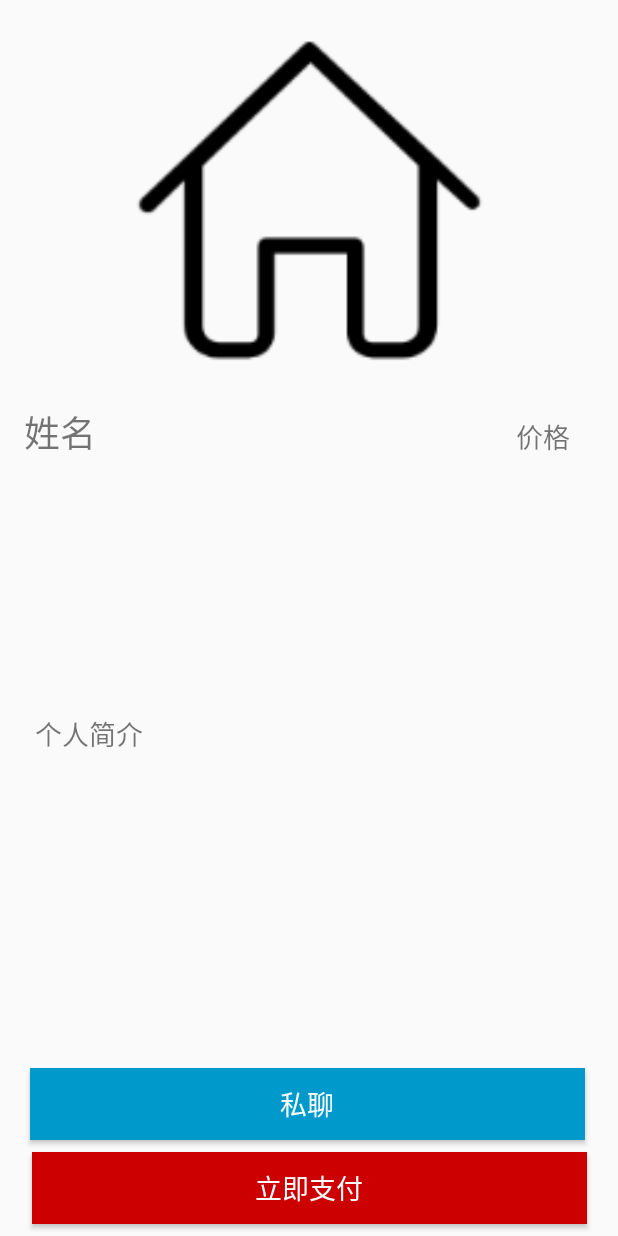
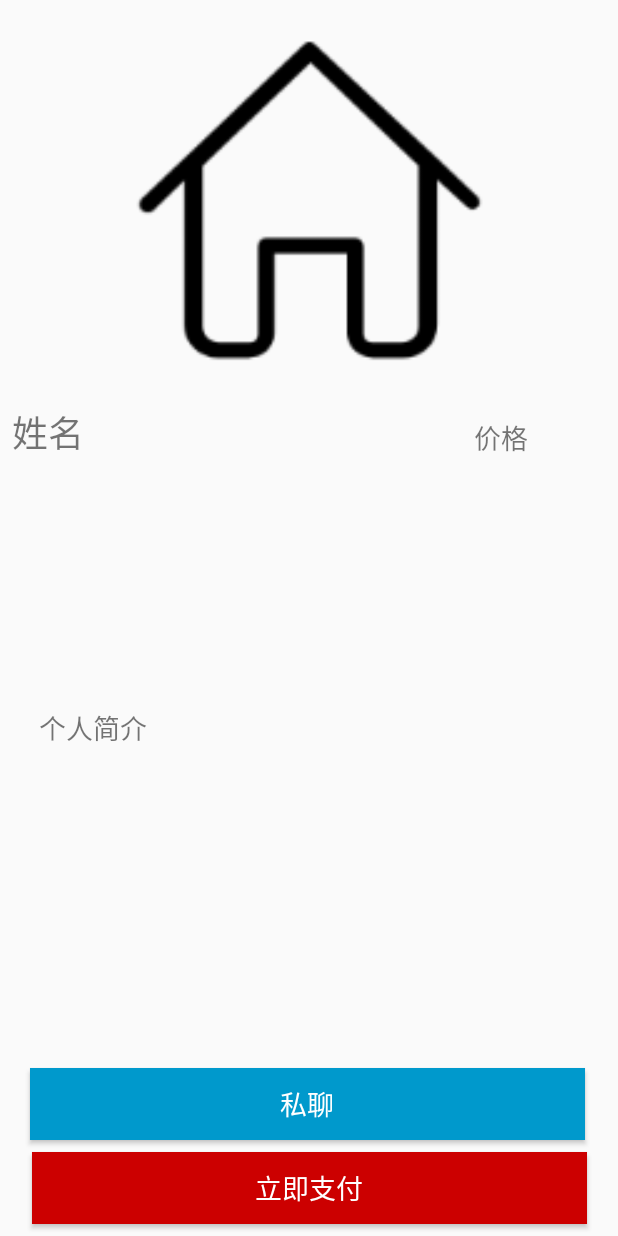
Before and after one commit to Limit-Beyond/Android, an Android app: the layout playerdetail.xml on its own in the app's theme, with its tools: preview values and no code run, on a phone screen of 412 x 824 dp. Run offline under Robolectric (Android 15) with nearby library versions, the phone set to English and light mode, and no system bars.

Commit message:
latest code

```diff
--- a/dome2/app/src/main/java/com/example/dome2/CdkActivity.java
+++ b/dome2/app/src/main/java/com/example/dome2/CdkActivity.java
@@ -88,6 +88,7 @@ public class CdkActivity extends AppCompatActivity  implements View.OnClickListe
                         startActivity( intent1);
                     }
                 });
+
                 linearLayout.addView(childView,i);
                 ArrayList<String> textLists=new ArrayList<>();
                 textLists.add(jo.getString("name"));
--- a/dome2/app/src/main/java/com/example/dome2/PifuService.java
+++ b/dome2/app/src/main/java/com/example/dome2/PifuService.java
@@ -14,6 +14,7 @@ public class PifuService extends Service {
 
     public String findOne(String id){
         try {
+            System.out.println("id思蜀        "  +id );
             HttpURLConnection urlConn = super.getConnect(FindOne+"?id="+id);
             urlConn.connect();
             if (urlConn.getResponseCode() == 200) {
@@ -30,6 +31,7 @@ public class PifuService extends Service {
 
     public String findAll(){
         try {
+            System.out.println("id思蜀      手段对付  " );
             HttpURLConnection urlConn = super.getConnect(FindAll);
             urlConn.connect();
             if (urlConn.getResponseCode() == 200) {
--- a/dome2/app/src/main/res/layout/playerdetail.xml
+++ b/dome2/app/src/main/res/layout/playerdetail.xml
@@ -58,10 +58,10 @@
 
     <TextView
         android:id="@+id/textView2"
-        android:layout_width="100dp"
-        android:layout_height="35dp"
-        android:layout_marginStart="16dp"
-        android:layout_marginLeft="16dp"
+        android:layout_width="165dp"
+        android:layout_height="40dp"
+        android:layout_marginStart="8dp"
+        android:layout_marginLeft="8dp"
         android:layout_marginTop="12dp"
         android:text="姓名"
         android:textSize="24sp"
@@ -70,28 +70,25 @@
 
     <TextView
         android:id="@+id/textView3"
-        android:layout_width="50dp"
-        android:layout_height="29dp"
-        android:layout_marginStart="225dp"
-        android:layout_marginLeft="225dp"
-        android:layout_marginTop="19dp"
+        android:layout_width="80dp"
+        android:layout_height="30dp"
+        android:layout_marginTop="20dp"
         android:layout_marginEnd="16dp"
         android:layout_marginRight="16dp"
         android:text="价格"
         android:textSize="18sp"
         app:layout_constraintEnd_toEndOf="parent"
-        app:layout_constraintStart_toEndOf="@+id/textView2"
         app:layout_constraintTop_toBottomOf="@+id/imageView" />
 
     <TextView
         android:id="@+id/textView4"
-        android:layout_width="366dp"
-        android:layout_height="67dp"
-        android:layout_marginStart="16dp"
-        android:layout_marginLeft="16dp"
+        android:layout_width="360dp"
+        android:layout_height="80dp"
+        android:layout_marginStart="8dp"
+        android:layout_marginLeft="8dp"
         android:layout_marginTop="8dp"
-        android:layout_marginEnd="16dp"
-        android:layout_marginRight="16dp"
+        android:layout_marginEnd="8dp"
+        android:layout_marginRight="8dp"
         android:layout_marginBottom="8dp"
         android:text="个人简介"
         android:textSize="18sp"
--- a/dome2/app/src/main/res/values/styles.xml
+++ b/dome2/app/src/main/res/values/styles.xml
@@ -1,7 +1,7 @@
 <resources>
 
     <!-- Base application theme. -->
-    <style name="AppTheme" parent="Theme.AppCompat.Light.DarkActionBar">
+    <style name="AppTheme" parent="Base.Theme.AppCompat.Light.DarkActionBar">
         <!-- Customize your theme here. -->
         <item name="colorPrimary">@color/colorPrimary</item>
         <item name="colorPrimaryDark">@color/colorPrimaryDark</item>
```
Also changed, not shown: dome2/app/src/main/java/com/example/dome2/CdkDetail.java (+21 -0 lines), dome2/app/src/main/java/com/example/dome2/PifuActivity.java (+19 -1 lines), dome2/app/src/main/java/com/example/dome2/Playerdetail.java (+18 -4 lines), dome2/app/src/main/java/com/example/dome2/Provider.java (+14 -17 lines), dome2/app/src/main/java/com/example/dome2/ZhoubianActivity.java (+18 -2 lines).
